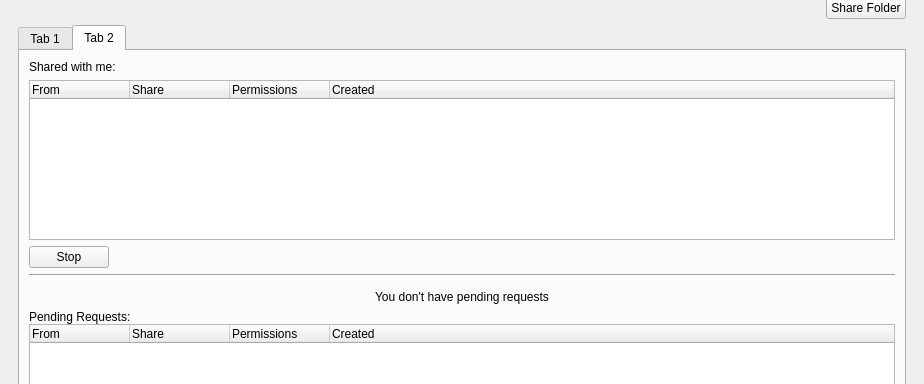
Before: the Qt Designer form pcloudwindow.ui in pcloudcom/psyncgui, drawn with Qt 5; both pictures show x 0 to 924 and y 120 to 504 of the 924 by 681 pixel window.
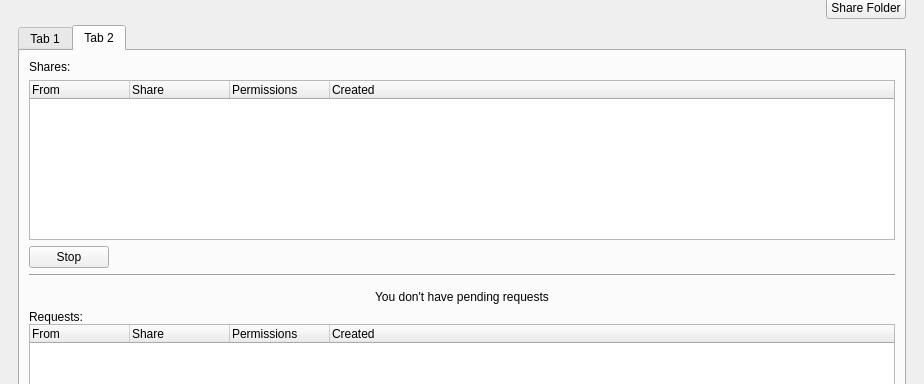
After: the same form once the commit is applied. The open tabs and pages were chosen to show the change. Icons and pictures are not drawn.

```diff
--- a/pcloudwindow.ui
+++ b/pcloudwindow.ui
@@ -1379,7 +1379,7 @@
             <item>
              <widget class="QLabel" name="label_shared">
               <property name="text">
-               <string>Shared with me:</string>
+               <string>Shares:</string>
               </property>
              </widget>
             </item>
@@ -1473,7 +1473,7 @@
                <item>
                 <widget class="QLabel" name="label_requests">
                  <property name="text">
-                  <string>Pending Requests:</string>
+                  <string>Requests:</string>
                  </property>
                 </widget>
                </item>
```
Left out of the diff: 2 changed lines with no effect on the pictures.
